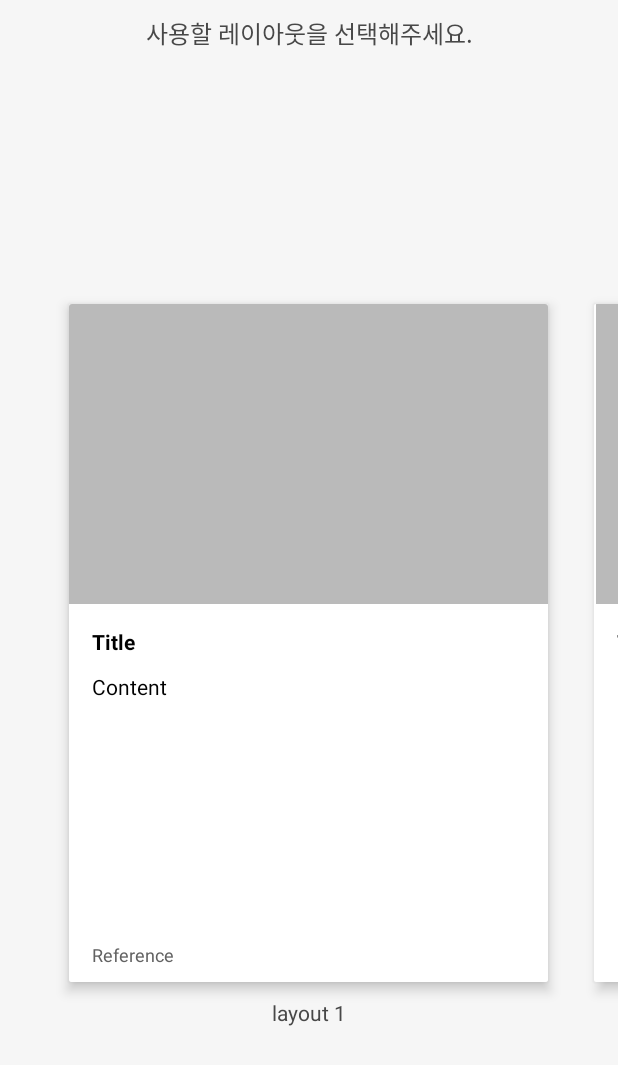
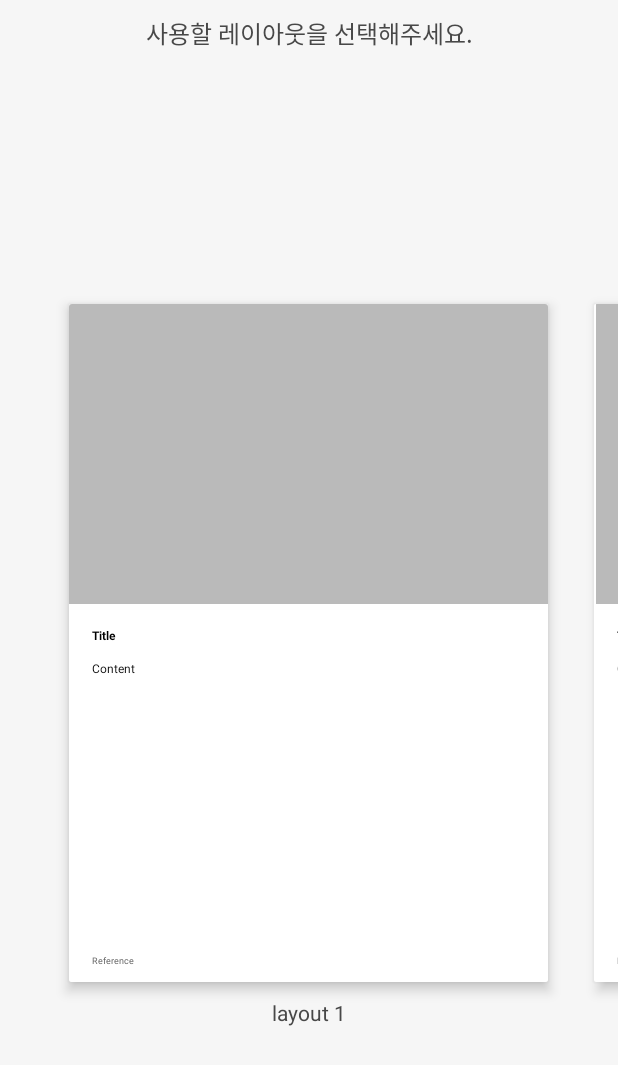
Before and after one commit to pooi/PageConnected, an Android app: the LayoutFragment screen opened directly, with no data from a screen before it, on a phone screen of 412 x 824 dp. Shown: the top 1065 px of the screen. Run offline under Robolectric (Android 15) with nearby library versions, the phone set to English and light mode, and no system bars; our stand-ins replace Picasso; pictures from the network do not load; Roboto replaces fonts that are not available here.

Commit message:
기능 수정   * 레이아웃 미리보기 글씨 크기 수정

```diff
--- a/app/src/main/res/layout/fragment_layout_item_01.xml
+++ b/app/src/main/res/layout/fragment_layout_item_01.xml
@@ -52,7 +52,7 @@
                         android:layout_width="match_parent"
                         android:layout_height="wrap_content"
                         android:text="Title"
-                        android:textSize="14sp"
+                        android:textSize="@dimen/layout_title_size"
                         android:textStyle="bold"
                         android:textColor="@color/black"
                         android:padding="5dp"
@@ -64,7 +64,7 @@
                         android:layout_width="match_parent"
                         android:layout_height="match_parent"
                         android:text="Content"
-                        android:textSize="14sp"
+                        android:textSize="@dimen/layout_content_size"
                         android:textColor="@color/black"
                         android:padding="5dp"
                         android:layout_below="@+id/tv_title"
@@ -85,7 +85,7 @@
                         android:layout_width="match_parent"
                         android:layout_height="wrap_content"
                         android:text="Reference"
-                        android:textSize="12sp"
+                        android:textSize="@dimen/layout_reference_size"
                         android:textColor="@color/gray"
                         android:paddingLeft="5dp"
                         android:paddingRight="5dp"
--- a/app/src/main/res/layout/fragment_layout_item_02.xml
+++ b/app/src/main/res/layout/fragment_layout_item_02.xml
@@ -73,7 +73,7 @@
                         android:layout_width="match_parent"
                         android:layout_height="wrap_content"
                         android:text="Title"
-                        android:textSize="14sp"
+                        android:textSize="@dimen/layout_title_size"
                         android:textStyle="bold"
                         android:textColor="@color/black"
                         android:padding="5dp"
@@ -85,7 +85,7 @@
                         android:layout_width="match_parent"
                         android:layout_height="match_parent"
                         android:text="Content"
-                        android:textSize="14sp"
+                        android:textSize="@dimen/layout_content_size"
                         android:textColor="@color/black"
                         android:padding="5dp"
                         android:layout_below="@+id/tv_title"
@@ -106,7 +106,7 @@
                         android:layout_width="match_parent"
                         android:layout_height="wrap_content"
                         android:text="Reference"
-                        android:textSize="12sp"
+                        android:textSize="@dimen/layout_reference_size"
                         android:textColor="@color/gray"
                         android:paddingLeft="5dp"
                         android:paddingRight="5dp"
--- a/app/src/main/res/layout/fragment_layout_item_03.xml
+++ b/app/src/main/res/layout/fragment_layout_item_03.xml
@@ -52,7 +52,7 @@
                         android:layout_width="match_parent"
                         android:layout_height="match_parent"
                         android:text="Title"
-                        android:textSize="14sp"
+                        android:textSize="@dimen/layout_title_size"
                         android:textStyle="bold"
                         android:textColor="@color/white"
                         android:padding="5dp"
@@ -63,7 +63,7 @@
                         android:layout_width="match_parent"
                         android:layout_height="match_parent"
                         android:text="Content"
-                        android:textSize="14sp"
+                        android:textSize="@dimen/layout_content_size"
                         android:textColor="@color/light_gray2"
                         android:padding="5dp"
                         />
@@ -85,7 +85,7 @@
                         android:layout_width="match_parent"
                         android:layout_height="match_parent"
                         android:text="Reference"
-                        android:textSize="12sp"
+                        android:textSize="@dimen/layout_reference_size"
                         android:textColor="@color/light_gray"
                         android:padding="5dp"
                         />
--- a/app/src/main/res/layout/fragment_layout_item_04.xml
+++ b/app/src/main/res/layout/fragment_layout_item_04.xml
@@ -94,7 +94,7 @@
                                 android:layout_width="match_parent"
                                 android:layout_height="match_parent"
                                 android:text="Title"
-                                android:textSize="14sp"
+                                android:textSize="@dimen/layout_title_size"
                                 android:textStyle="bold"
                                 android:textColor="@color/black"
                                 android:padding="5dp"
@@ -105,7 +105,7 @@
                                 android:layout_width="match_parent"
                                 android:layout_height="match_parent"
                                 android:text="Content"
-                                android:textSize="14sp"
+                                android:textSize="@dimen/layout_content_size"
                                 android:textColor="@color/black"
                                 android:padding="5dp"
                                 />
@@ -126,7 +126,7 @@
                                 android:layout_width="match_parent"
                                 android:layout_height="match_parent"
                                 android:text="Reference"
-                                android:textSize="12sp"
+                                android:textSize="@dimen/layout_reference_size"
                                 android:textColor="@color/gray"
                                 android:padding="5dp"
                                 />
--- a/app/src/main/res/layout/fragment_layout_item_05.xml
+++ b/app/src/main/res/layout/fragment_layout_item_05.xml
@@ -44,7 +44,7 @@
                         android:layout_width="match_parent"
                         android:layout_height="wrap_content"
                         android:text="Title"
-                        android:textSize="14sp"
+                        android:textSize="@dimen/layout_title_size"
                         android:textStyle="bold"
                         android:textColor="@color/black"
                         android:padding="5dp"
@@ -55,7 +55,7 @@
                         android:layout_width="match_parent"
                         android:layout_height="wrap_content"
                         android:text="Content"
-                        android:textSize="14sp"
+                        android:textSize="@dimen/layout_content_size"
                         android:textColor="@color/black"
                         android:padding="5dp"
                         />
@@ -76,7 +76,7 @@
                         android:layout_width="match_parent"
                         android:layout_height="wrap_content"
                         android:text="Reference"
-                        android:textSize="12sp"
+                        android:textSize="@dimen/layout_reference_size"
                         android:textColor="@color/gray"
                         android:padding="5dp"
                         />
--- a/app/src/main/res/values/dimens.xml
+++ b/app/src/main/res/values/dimens.xml
@@ -7,6 +7,10 @@
     <dimen name="custom_actionbar_size">40dp</dimen>
     <dimen name="custom_actionbar_title_size">16sp</dimen>
     <dimen name="custom_actionbar_sub_title_size">12sp</dimen>
+
+    <dimen name="layout_title_size">8sp</dimen>
+    <dimen name="layout_content_size">8sp</dimen>
+    <dimen name="layout_reference_size">6sp</dimen>
 
 
     <!-- Profile Activity -->
```
Also changed, not shown: app/src/main/java/ga/pageconnected/pageconnected/activity/ArticleActivity.java (+6 -4 lines), 1 other file.
